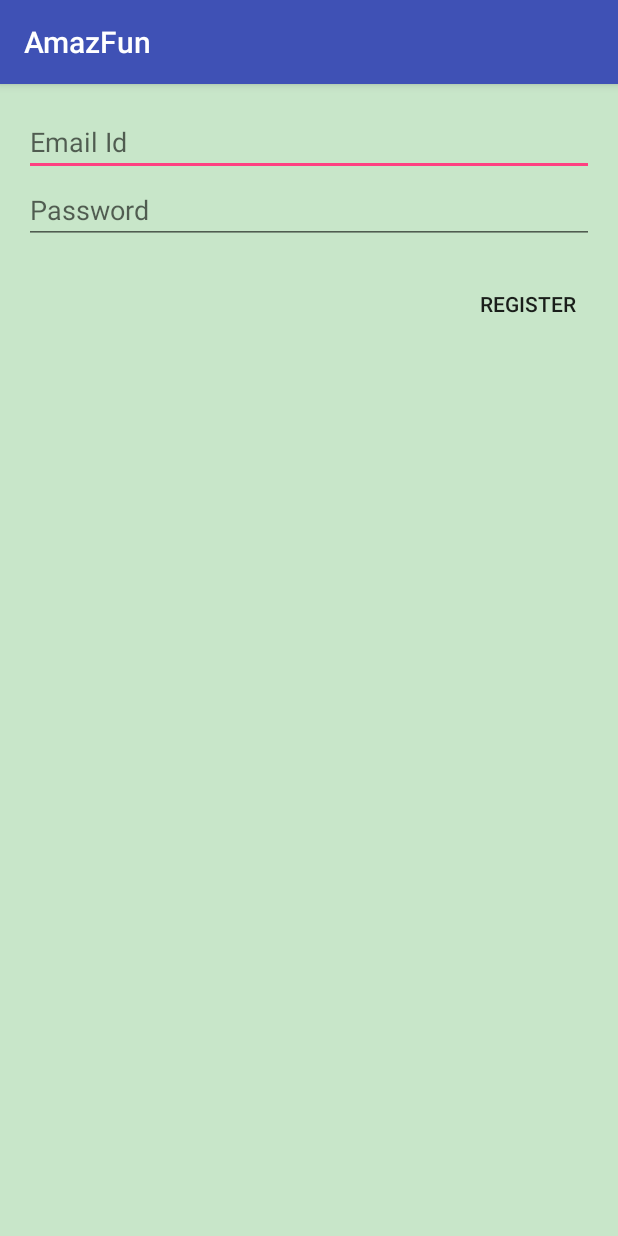
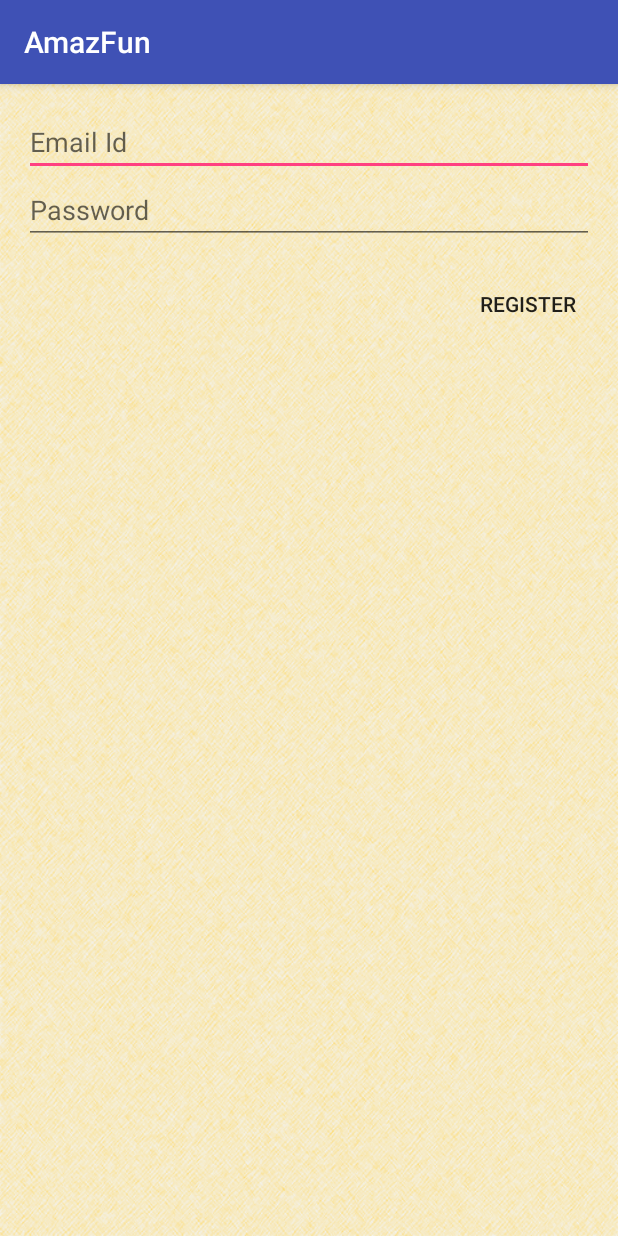
Before and after one commit to Sugooi/AmazFun, an Android app: the RegisterFragment screen opened directly, with no data from a screen before it, after a tap on "REGISTER", on a phone screen of 412 x 824 dp. Run offline under Robolectric (Android 15) with nearby library versions, the light colour scheme and no system bars; our stand-ins replace Firebase (no records; nobody signed in at launch, a user with empty details on screens opened directly).

Commit message:
Fixed some bugs

```diff
--- a/app/src/main/java/sugoi/android/amazfun/ui/activities/UserListingActivity.java
+++ b/app/src/main/java/sugoi/android/amazfun/ui/activities/UserListingActivity.java
@@ -73,7 +73,9 @@ public class UserListingActivity extends AppCompatActivity implements LogoutCont
     public boolean onOptionsItemSelected(MenuItem item) {
         switch (item.getItemId()) {
             case R.id.action_logout:
-                logout();
+                try{
+                logout();}
+                catch (Exception e){}
                 break;
         }
         return super.onOptionsItemSelected(item);
--- a/app/src/main/java/sugoi/android/amazfun/ui/fragments/RegisterFragment.java
+++ b/app/src/main/java/sugoi/android/amazfun/ui/fragments/RegisterFragment.java
@@ -5,6 +5,7 @@ package sugoi.android.amazfun.ui.fragments;
  */
 
 import android.app.ProgressDialog;
+import android.content.Context;
 import android.content.Intent;
 import android.os.Bundle;
 import android.support.annotation.Nullable;
@@ -18,6 +19,8 @@ import android.widget.EditText;
 import android.widget.Toast;
 
 import com.google.firebase.auth.FirebaseUser;
+
+import java.security.spec.ECField;
 
 import sugoi.android.amazfun.R;
 import sugoi.android.amazfun.core.registration.RegisterContract;
@@ -84,7 +87,8 @@ public class RegisterFragment extends Fragment implements View.OnClickListener,
 
         switch (viewId) {
             case R.id.button_register:
-                onRegister(view);
+                try{
+                onRegister(view);}catch (Exception e){Toast.makeText(getActivity(),"Empty!",Toast.LENGTH_SHORT).show();}
                 break;
         }
     }
--- a/app/src/main/res/layout/activity_login.xml
+++ b/app/src/main/res/layout/activity_login.xml
@@ -4,6 +4,7 @@
     xmlns:tools="http://schemas.android.com/tools"
     android:layout_width="match_parent"
     android:layout_height="match_parent"
+    android:background="@drawable/background"
     android:fitsSystemWindows="true"
     tools:context="sugoi.android.amazfun.ui.activities.LoginActivity">
 
--- a/app/src/main/res/layout/activity_register.xml
+++ b/app/src/main/res/layout/activity_register.xml
@@ -4,6 +4,8 @@
     xmlns:tools="http://schemas.android.com/tools"
     android:layout_width="match_parent"
     android:layout_height="match_parent"
+    android:background="@drawable/background"
+
     android:fitsSystemWindows="true"
     tools:context="sugoi.android.amazfun.ui.activities.LoginActivity">
 
```
Also changed, not shown: app/src/main/res/drawable-hdpi/background.png (added), app/src/main/res/drawable-hdpi/background_1.png (added), app/src/main/res/drawable-mdpi/background.png (added), app/src/main/res/drawable-mdpi/background_1.png (added), app/src/main/res/drawable-xhdpi/background_1.png (added), app/src/main/res/drawable-xxhdpi/background_1.png (added), app/src/main/res/drawable-xxxhdpi/background_1.png (added), 3 other files.
